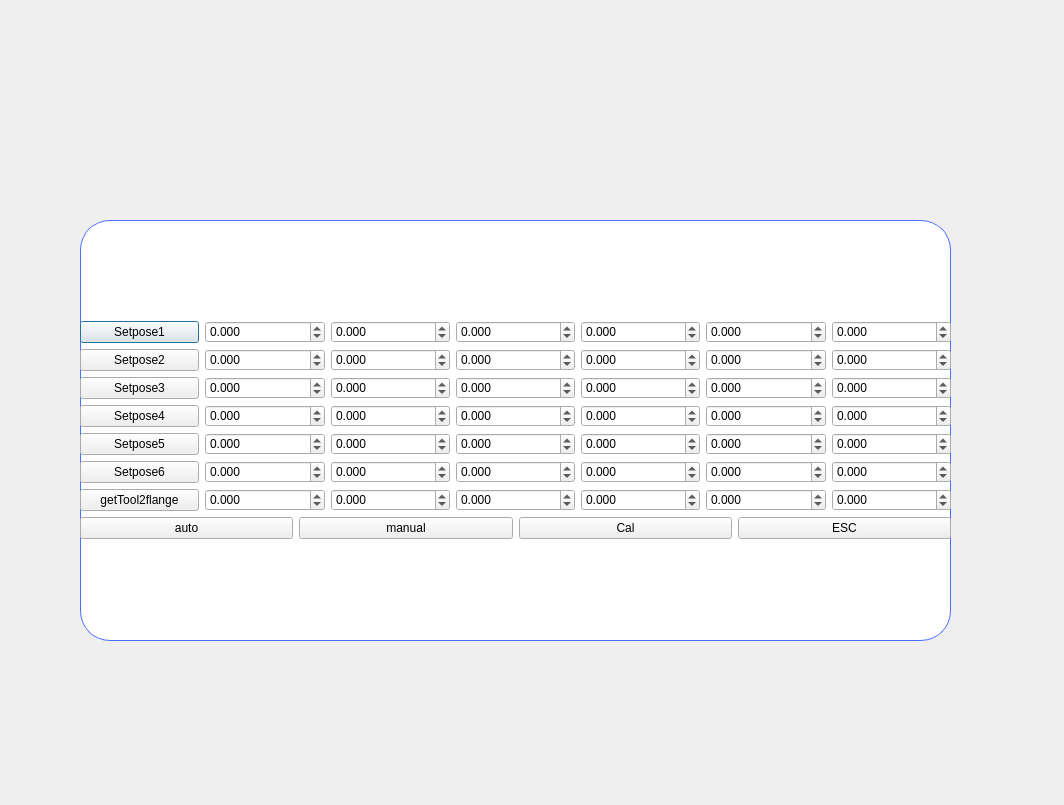
Old version of the form src/CalibrationDialog.ui in the repository thinkexist1989/rocos-viz.
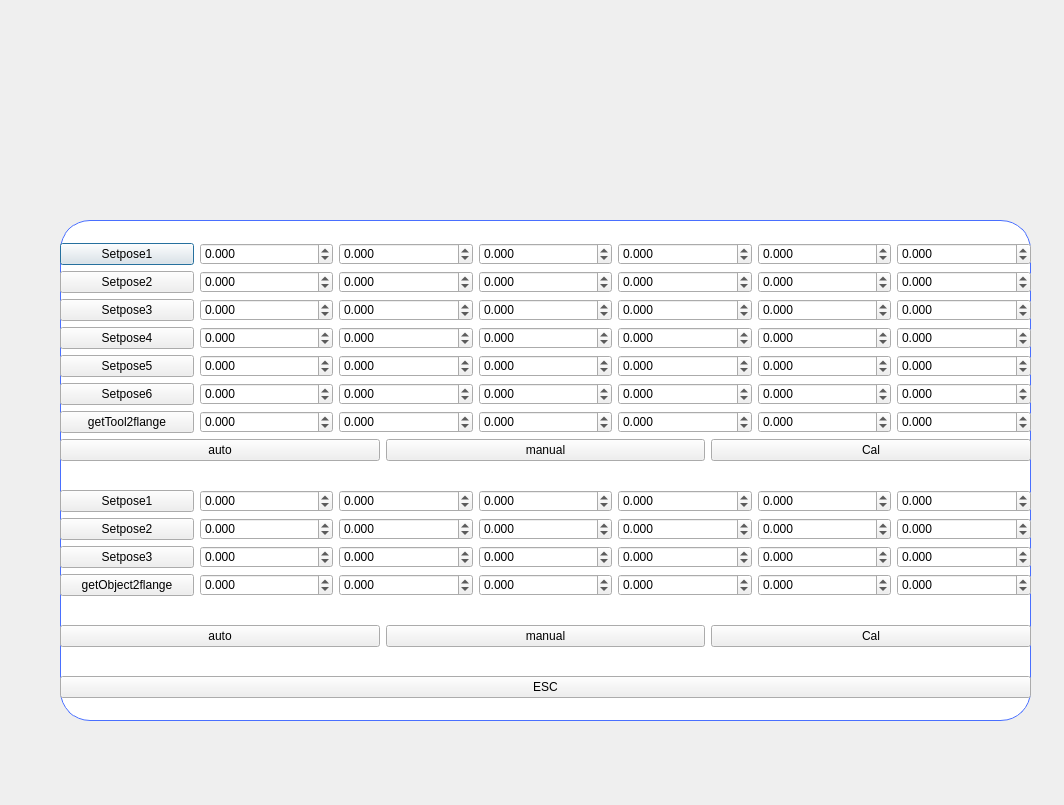
New version of the form.

Commit message:
增添object标定
增添object标定

```diff
--- a/src/CalibrationDialog.ui
+++ b/src/CalibrationDialog.ui
@@ -16,10 +16,10 @@
   <widget class="QWidget" name="widget" native="true">
    <property name="geometry">
     <rect>
-     <x>80</x>
+     <x>60</x>
      <y>220</y>
-     <width>871</width>
-     <height>421</height>
+     <width>971</width>
+     <height>501</height>
     </rect>
    </property>
    <property name="styleSheet">
@@ -30,8 +30,8 @@
    border: 1px solid #496FFF;
 }</string>
    </property>
-   <layout class="QGridLayout" name="gridLayout_2" rowstretch="0" columnstretch="0">
-    <item row="0" column="0">
+   <layout class="QGridLayout" name="gridLayout_2" rowstretch="0,0,0,0,0,0,0" columnstretch="0">
+    <item row="2" column="0">
      <layout class="QVBoxLayout" name="verticalLayout">
       <item>
        <layout class="QHBoxLayout" name="horizontalLayout_4">
@@ -805,10 +805,467 @@
           </property>
          </widget>
         </item>
+       </layout>
+      </item>
+     </layout>
+    </item>
+    <item row="6" column="0">
+     <widget class="QPushButton" name="exitButton">
+      <property name="text">
+       <string>ESC</string>
+      </property>
+     </widget>
+    </item>
+    <item row="5" column="0">
+     <layout class="QHBoxLayout" name="horizontalLayout_17">
+      <item>
+       <widget class="QPushButton" name="autoButton_object">
+        <property name="text">
+         <string>auto</string>
+        </property>
+       </widget>
+      </item>
+      <item>
+       <widget class="QPushButton" name="manualButton_object">
+        <property name="text">
+         <string>manual</string>
+        </property>
+       </widget>
+      </item>
+      <item>
+       <widget class="QPushButton" name="CalButton_object">
+        <property name="text">
+         <string>Cal</string>
+        </property>
+       </widget>
+      </item>
+     </layout>
+    </item>
+    <item row="4" column="0">
+     <layout class="QVBoxLayout" name="verticalLayout_2">
+      <item>
+       <layout class="QHBoxLayout" name="horizontalLayout_9">
         <item>
-         <widget class="QPushButton" name="exitButton">
+         <widget class="QPushButton" name="SetObjectButton1">
           <property name="text">
-           <string>ESC</string>
+           <string>Setpose1</string>
+          </property>
+         </widget>
+        </item>
+        <item>
+         <widget class="QDoubleSpinBox" name="object1_x">
+          <property name="decimals">
+           <number>3</number>
+          </property>
+          <property name="minimum">
+           <double>-2000.000000000000000</double>
+          </property>
+          <property name="maximum">
+           <double>2000.000000000000000</double>
+          </property>
+          <property name="singleStep">
+           <double>0.001000000000000</double>
+          </property>
+         </widget>
+        </item>
+        <item>
+         <widget class="QDoubleSpinBox" name="object1_y">
+          <property name="decimals">
+           <number>3</number>
+          </property>
+          <property name="minimum">
+           <double>-2000.000000000000000</double>
+          </property>
+          <property name="maximum">
+           <double>2000.000000000000000</double>
+          </property>
+          <property name="singleStep">
+           <double>0.001000000000000</double>
+          </property>
+         </widget>
+        </item>
+        <item>
+         <widget class="QDoubleSpinBox" name="object1_z">
+          <property name="decimals">
+           <number>3</number>
+          </property>
+          <property name="minimum">
+           <double>-2000.000000000000000</double>
+          </property>
+          <property name="maximum">
+           <double>2000.000000000000000</double>
+          </property>
+          <property name="singleStep">
+           <double>0.001000000000000</double>
+          </property>
+         </widget>
+        </item>
+        <item>
+         <widget class="QDoubleSpinBox" name="object1_rx">
+          <property name="decimals">
+           <number>3</number>
+          </property>
+          <property name="minimum">
+           <double>-2000.000000000000000</double>
+          </property>
+          <property name="maximum">
+           <double>2000.000000000000000</double>
+          </property>
+          <property name="singleStep">
+           <double>0.001000000000000</double>
+          </property>
+         </widget>
+        </item>
+        <item>
+         <widget class="QDoubleSpinBox" name="object1_ry">
+          <property name="decimals">
+           <number>3</number>
+          </property>
+          <property name="minimum">
+           <double>-2000.000000000000000</double>
+          </property>
+          <property name="maximum">
+           <double>2000.000000000000000</double>
+          </property>
+          <property name="singleStep">
+           <double>0.001000000000000</double>
+          </property>
+         </widget>
+        </item>
+        <item>
+         <widget class="QDoubleSpinBox" name="object1_rz">
+          <property name="decimals">
+           <number>3</number>
+          </property>
+          <property name="minimum">
+           <double>-2000.000000000000000</double>
+          </property>
+          <property name="maximum">
+           <double>2000.000000000000000</double>
+          </property>
+          <property name="singleStep">
+           <double>0.001000000000000</double>
+          </property>
+         </widget>
+        </item>
+       </layout>
+      </item>
+      <item>
+       <layout class="QHBoxLayout" name="horizontalLayout_15">
+        <item>
+         <widget class="QPushButton" name="SetObjectButton2">
+          <property name="text">
+           <string>Setpose2</string>
+          </property>
+         </widget>
+        </item>
+        <item>
+         <widget class="QDoubleSpinBox" name="object2_x">
+          <property name="decimals">
+           <number>3</number>
+          </property>
+          <property name="minimum">
+           <double>-2000.000000000000000</double>
+          </property>
+          <property name="maximum">
+           <double>2000.000000000000000</double>
+          </property>
+          <property name="singleStep">
+           <double>0.001000000000000</double>
+          </property>
+         </widget>
+        </item>
+        <item>
+         <widget class="QDoubleSpinBox" name="object2_y">
+          <property name="decimals">
+           <number>3</number>
+          </property>
+          <property name="minimum">
+           <double>-2000.000000000000000</double>
+          </property>
+          <property name="maximum">
+           <double>2000.000000000000000</double>
+          </property>
+          <property name="singleStep">
+           <double>0.001000000000000</double>
+          </property>
+         </widget>
+        </item>
+        <item>
+         <widget class="QDoubleSpinBox" name="object2_z">
+          <property name="decimals">
+           <number>3</number>
+          </property>
+          <property name="minimum">
+           <double>-2000.000000000000000</double>
+          </property>
+          <property name="maximum">
+           <double>2000.000000000000000</double>
+          </property>
+          <property name="singleStep">
+           <double>0.001000000000000</double>
+          </property>
+         </widget>
+        </item>
+        <item>
+         <widget class="QDoubleSpinBox" name="object2_rx">
+          <property name="decimals">
+           <number>3</number>
+          </property>
+          <property name="minimum">
+           <double>-2000.000000000000000</double>
+          </property>
+          <property name="maximum">
+           <double>2000.000000000000000</double>
+          </property>
+          <property name="singleStep">
+           <double>0.001000000000000</double>
+          </property>
+         </widget>
+        </item>
+        <item>
+         <widget class="QDoubleSpinBox" name="object2_ry">
+          <property name="decimals">
+           <number>3</number>
+          </property>
+          <property name="minimum">
+           <double>-2000.000000000000000</double>
+          </property>
+          <property name="maximum">
+           <double>2000.000000000000000</double>
+          </property>
+          <property name="singleStep">
+           <double>0.001000000000000</double>
+          </property>
+         </widget>
+        </item>
+        <item>
+         <widget class="QDoubleSpinBox" name="object2_rz">
+          <property name="decimals">
+           <number>3</number>
+          </property>
+          <property name="minimum">
+           <double>-2000.000000000000000</double>
+          </property>
+          <property name="maximum">
+           <double>2000.000000000000000</double>
+          </property>
+          <property name="singleStep">
+           <double>0.001000000000000</double>
+          </property>
+         </widget>
+        </item>
+       </layout>
+      </item>
+      <item>
+       <layout class="QHBoxLayout" name="horizontalLayout_14">
+        <item>
+         <widget class="QPushButton" name="SetObjectButton3">
+          <property name="text">
+           <string>Setpose3</string>
+          </property>
+         </widget>
+        </item>
+        <item>
+         <widget class="QDoubleSpinBox" name="object3_x">
+          <property name="decimals">
+           <number>3</number>
+          </property>
+          <property name="minimum">
+           <double>-2000.000000000000000</double>
+          </property>
+          <property name="maximum">
+           <double>2000.000000000000000</double>
+          </property>
+          <property name="singleStep">
+           <double>0.001000000000000</double>
+          </property>
+         </widget>
+        </item>
+        <item>
+         <widget class="QDoubleSpinBox" name="object3_y">
+          <property name="decimals">
+           <number>3</number>
+          </property>
+          <property name="minimum">
+           <double>-2000.000000000000000</double>
+          </property>
+          <property name="maximum">
+           <double>2000.000000000000000</double>
+          </property>
+          <property name="singleStep">
+           <double>0.001000000000000</double>
+          </property>
+         </widget>
+        </item>
+        <item>
+         <widget class="QDoubleSpinBox" name="object3_z">
+          <property name="decimals">
+           <number>3</number>
+          </property>
+          <property name="minimum">
+           <double>-2000.000000000000000</double>
+          </property>
+          <property name="maximum">
+           <double>2000.000000000000000</double>
+          </property>
+          <property name="singleStep">
+           <double>0.001000000000000</double>
+          </property>
+         </widget>
+        </item>
+        <item>
+         <widget class="QDoubleSpinBox" name="object3_rx">
+          <property name="decimals">
+           <number>3</number>
+          </property>
+          <property name="minimum">
+           <double>-2000.000000000000000</double>
+          </property>
+          <property name="maximum">
+           <double>2000.000000000000000</double>
+          </property>
+          <property name="singleStep">
+           <double>0.001000000000000</double>
+          </property>
+         </widget>
+        </item>
+        <item>
+         <widget class="QDoubleSpinBox" name="object3_ry">
+          <property name="decimals">
+           <number>3</number>
+          </property>
+          <property name="minimum">
+           <double>-2000.000000000000000</double>
+          </property>
+          <property name="maximum">
+           <double>2000.000000000000000</double>
+          </property>
+          <property name="singleStep">
+           <double>0.001000000000000</double>
+          </property>
+         </widget>
+        </item>
+        <item>
+         <widget class="QDoubleSpinBox" name="object3_rz">
+          <property name="decimals">
+           <number>3</number>
+          </property>
+          <property name="minimum">
+           <double>-2000.000000000000000</double>
+          </property>
+          <property name="maximum">
+           <double>2000.000000000000000</double>
+          </property>
+          <property name="singleStep">
+           <double>0.001000000000000</double>
+          </property>
+         </widget>
+        </item>
+       </layout>
+      </item>
+      <item>
+       <layout class="QHBoxLayout" name="horizontalLayout_16">
+        <item>
+         <widget class="QPushButton" name="getObject2flangeButton">
+          <property name="text">
+           <string>getObject2flange</string>
+          </property>
+         </widget>
+        </item>
+        <item>
+         <widget class="QDoubleSpinBox" name="object4_x">
+          <property name="decimals">
+           <number>3</number>
+          </property>
+          <property name="minimum">
+           <double>-2000.000000000000000</double>
+          </property>
+          <property name="maximum">
+           <double>2000.000000000000000</double>
+          </property>
+          <property name="singleStep">
+           <double>0.001000000000000</double>
+          </property>
+         </widget>
+        </item>
+        <item>
+         <widget class="QDoubleSpinBox" name="object4_y">
+          <property name="decimals">
+           <number>3</number>
+          </property>
+          <property name="minimum">
+           <double>-2000.000000000000000</double>
+          </property>
+          <property name="maximum">
+           <double>2000.000000000000000</double>
+          </property>
+          <property name="singleStep">
+           <double>0.001000000000000</double>
+          </property>
+         </widget>
+        </item>
+        <item>
+         <widget class="QDoubleSpinBox" name="object4_z">
+          <property name="decimals">
+           <number>3</number>
+          </property>
+          <property name="minimum">
+           <double>-2000.000000000000000</double>
+          </property>
+          <property name="maximum">
+           <double>2000.000000000000000</double>
+          </property>
+          <property name="singleStep">
+           <double>0.001000000000000</double>
+          </property>
+         </widget>
+        </item>
+        <item>
+         <widget class="QDoubleSpinBox" name="object4_rx">
+          <property name="decimals">
+           <number>3</number>
+          </property>
+          <property name="minimum">
+           <double>-2000.000000000000000</double>
+          </property>
+          <property name="maximum">
+           <double>2000.000000000000000</double>
+          </property>
+          <property name="singleStep">
+           <double>0.001000000000000</double>
+          </property>
+         </widget>
+        </item>
+        <item>
+         <widget class="QDoubleSpinBox" name="object4_ry">
+          <property name="decimals">
+           <number>3</number>
+          </property>
+          <property name="minimum">
+           <double>-2000.000000000000000</double>
+          </property>
+          <property name="maximum">
+           <double>2000.000000000000000</double>
+          </property>
+          <property name="singleStep">
+           <double>0.001000000000000</double>
+          </property>
+         </widget>
+        </item>
+        <item>
+         <widget class="QDoubleSpinBox" name="object4_rz">
+          <property name="decimals">
+           <number>3</number>
+          </property>
+          <property name="minimum">
+           <double>-2000.000000000000000</double>
+          </property>
+          <property name="maximum">
+           <double>2000.000000000000000</double>
+          </property>
+          <property name="singleStep">
+           <double>0.001000000000000</double>
           </property>
          </widget>
         </item>
```
The commit also changes 7 other files.
